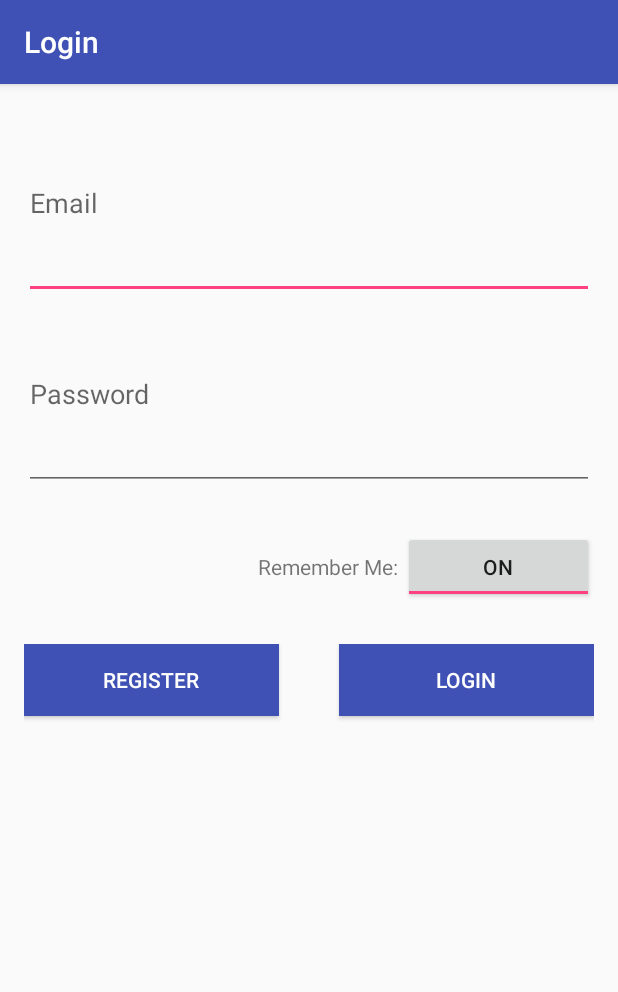
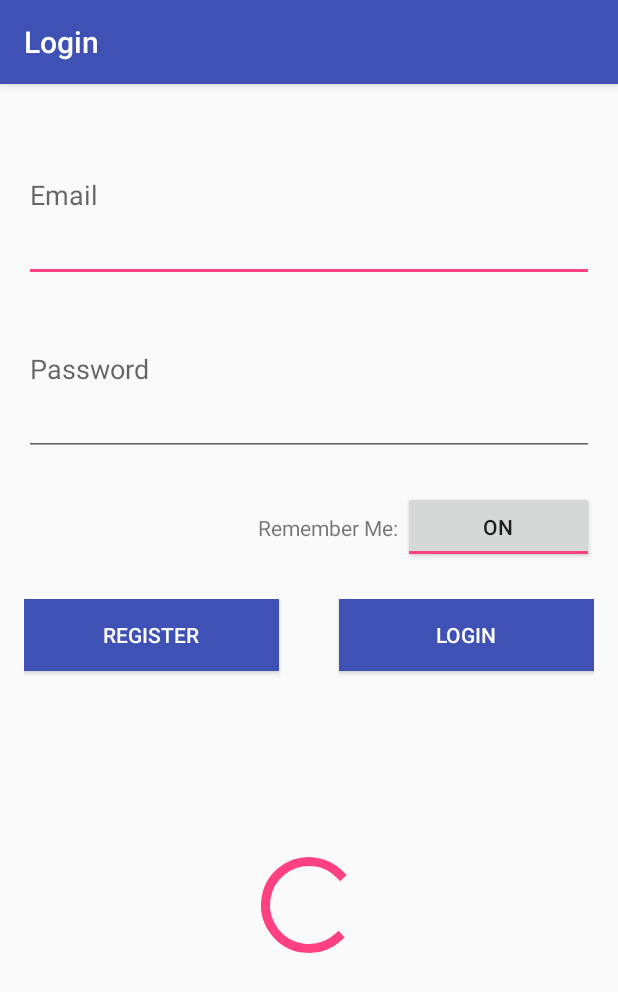
Before and after one commit to anturner130/ComputerBuilder, an Android app: the LoginActivity screen opened directly, with no data from a screen before it, on a phone screen of 412 x 824 dp. Shown: the top 992 px of the screen. Run offline under Robolectric (Android 15) with nearby library versions, the phone set to English and light mode, and no system bars; libraries missing offline, so code that uses them is left out: com.daimajia.androidanimations.

Commit message:
Login
working on login

```diff
--- a/app/src/main/res/layout/activity_login.xml
+++ b/app/src/main/res/layout/activity_login.xml
@@ -85,4 +85,13 @@
             android:layout_weight="50"/>
     </LinearLayout>
 
+    <ProgressBar
+        style="?android:attr/progressBarStyleLarge"
+        android:layout_width="wrap_content"
+        android:layout_height="wrap_content"
+        android:id="@+id/progressBar"
+        android:layout_gravity="center_horizontal"
+        android:layout_weight="10"
+        android:indeterminate="true" />
+
 </LinearLayout>
```
Also changed, not shown: app/src/main/AndroidManifest.xml (+8 -3 lines), app/src/main/java/comp640/computerbuilder/LoginActivity.java (+97 -16 lines).
